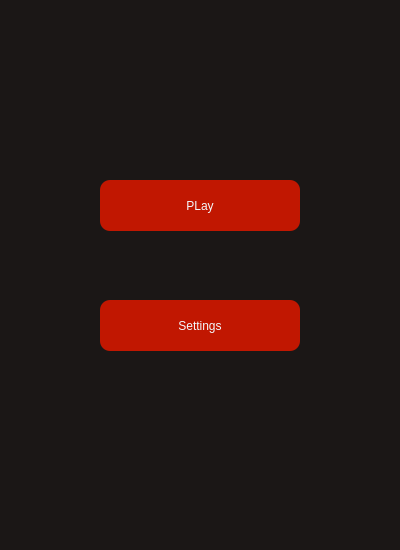
Gerzogb/Pygame-Project, file menu.ui: the form before one commit.
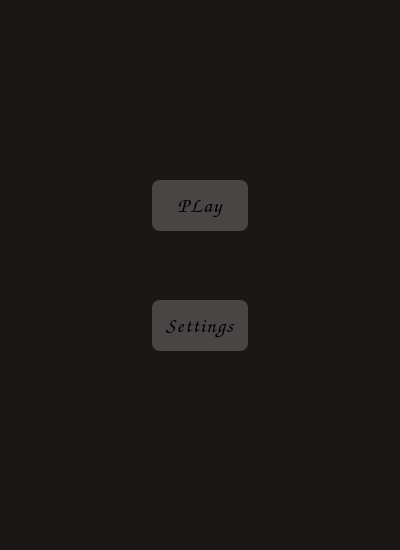
The form after the commit. Icons and pictures are not drawn.

What changed in the file:
```diff
--- a/menu.ui
+++ b/menu.ui
@@ -19,8 +19,20 @@
                     color: #f3f7fb;
                 }
  QPushButton {
-                    background : #c11701;
-                    border-radius: 10px; 
+  display: block;
+  box-sizing: border-box;
+  margin: 0 auto;
+  padding: 8px;
+  width: 80%;
+  max-width: 200px;
+  background: rgba(255, 255, 255, 0.2);
+  border-radius: 8px;
+  color: black;
+  text-align: center;
+  text-decoration: none;
+  letter-spacing: 1px;
+  font-family: Comic Sans MS;
+  font-size: 16pt;
                 }
 QLabel{
 					background-image: url(data/menu.jpg);
@@ -42,9 +54,9 @@
   <widget class="QPushButton" name="btn_settings">
    <property name="geometry">
     <rect>
-     <x>100</x>
+     <x>115</x>
      <y>300</y>
-     <width>200</width>
+     <width>170</width>
      <height>51</height>
     </rect>
    </property>
@@ -55,9 +67,9 @@
   <widget class="QPushButton" name="btn_play">
    <property name="geometry">
     <rect>
-     <x>100</x>
+     <x>115</x>
      <y>180</y>
-     <width>200</width>
+     <width>170</width>
      <height>51</height>
     </rect>
    </property>
```
